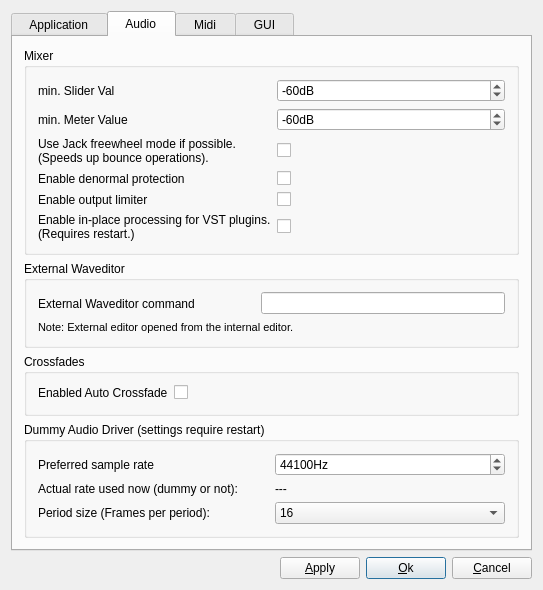
First picture: the form in oom/widgets/gensetbase.ui, repository ccherrett/oom, before the edit.
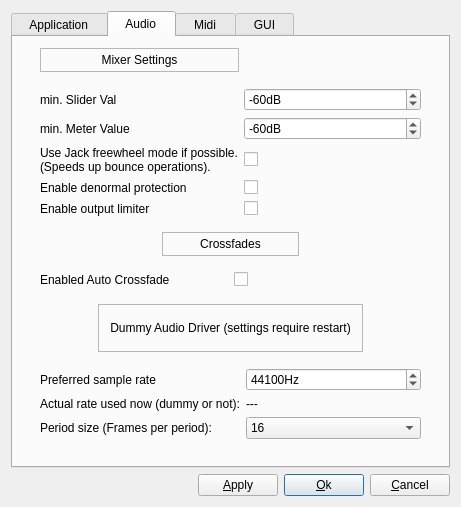
Second picture: the form after the edit. The open tabs and pages were chosen to show the change.

What changed in the file:
```diff
--- a/oom/widgets/gensetbase.ui
+++ b/oom/widgets/gensetbase.ui
@@ -6,20 +6,14 @@
    <rect>
     <x>0</x>
     <y>0</y>
-    <width>543</width>
-    <height>574</height>
+    <width>461</width>
+    <height>507</height>
    </rect>
   </property>
   <property name="windowTitle">
    <string>OOMidi: Global Settings</string>
   </property>
-  <layout class="QVBoxLayout">
-   <property name="spacing">
-    <number>6</number>
-   </property>
-   <property name="margin">
-    <number>11</number>
-   </property>
+  <layout class="QVBoxLayout" name="verticalLayout_4">
    <item>
     <widget class="QTabWidget" name="TabWidget2">
      <property name="sizePolicy">
@@ -244,15 +238,97 @@
       <attribute name="title">
        <string>  Audio  </string>
       </attribute>
-      <layout class="QGridLayout" name="gridLayout4">
-       <item row="0" column="0">
-        <widget class="QGroupBox" name="GroupBox4">
-         <property name="title">
-          <string>Mixer</string>
-         </property>
+      <layout class="QVBoxLayout" name="verticalLayout_9">
+       <property name="spacing">
+        <number>0</number>
+       </property>
+       <item>
+        <layout class="QHBoxLayout" name="horizontalLayout_5">
+         <property name="spacing">
+          <number>0</number>
+         </property>
+         <property name="topMargin">
+          <number>0</number>
+         </property>
+         <item>
+          <spacer name="horizontalSpacer_7">
+           <property name="orientation">
+            <enum>Qt::Horizontal</enum>
+           </property>
+           <property name="sizeType">
+            <enum>QSizePolicy::Fixed</enum>
+           </property>
+           <property name="sizeHint" stdset="0">
+            <size>
+             <width>16</width>
+             <height>20</height>
+            </size>
+           </property>
+          </spacer>
+         </item>
+         <item>
+          <widget class="QFrame" name="mixerLabelFrame">
+           <property name="sizePolicy">
+            <sizepolicy hsizetype="Expanding" vsizetype="Fixed">
+             <horstretch>0</horstretch>
+             <verstretch>0</verstretch>
+            </sizepolicy>
+           </property>
+           <property name="frameShape">
+            <enum>QFrame::StyledPanel</enum>
+           </property>
+           <property name="frameShadow">
+            <enum>QFrame::Raised</enum>
+           </property>
+           <layout class="QVBoxLayout" name="verticalLayout_10">
+            <property name="spacing">
+             <number>0</number>
+            </property>
+            <property name="leftMargin">
+             <number>0</number>
+            </property>
+            <property name="topMargin">
+             <number>4</number>
+            </property>
+            <property name="rightMargin">
+             <number>0</number>
+            </property>
+            <property name="bottomMargin">
+             <number>4</number>
+            </property>
+            <item>
+             <widget class="QLabel" name="mixerLabel">
+              <property name="text">
+               <string>Mixer Settings</string>
+              </property>
+              <property name="alignment">
+               <set>Qt::AlignCenter</set>
+              </property>
+             </widget>
+            </item>
+           </layout>
+          </widget>
+         </item>
+         <item>
+          <spacer name="horizontalSpacer_8">
+           <property name="orientation">
+            <enum>Qt::Horizontal</enum>
+           </property>
+           <property name="sizeHint" stdset="0">
+            <size>
+             <width>40</width>
+             <height>20</height>
+            </size>
+           </property>
+          </spacer>
+         </item>
+        </layout>
+       </item>
+       <item>
+        <widget class="QFrame" name="Frame4">
          <layout class="QGridLayout" name="gridLayout5">
           <property name="margin">
-           <number>11</number>
+           <number>16</number>
           </property>
           <property name="spacing">
            <number>6</number>
@@ -367,110 +443,181 @@
             </property>
            </widget>
           </item>
-          <item row="5" column="0">
-           <widget class="QLabel" name="vstInPlaceTextLabel">
-            <property name="text">
-             <string>Enable in-place processing for VST plugins.
-(Requires restart.)</string>
-            </property>
-            <property name="wordWrap">
-             <bool>false</bool>
-            </property>
-           </widget>
-          </item>
-          <item row="5" column="1">
-           <widget class="QCheckBox" name="vstInPlaceCheckBox">
-            <property name="whatsThis">
-             <string>Turn this off if VST Ladspa effect rack plugins do not work or feedback loudly, even if they are supposed to be in-place capable.</string>
-            </property>
-            <property name="text">
-             <string/>
-            </property>
-           </widget>
-          </item>
          </layout>
         </widget>
        </item>
-       <item row="1" column="0">
-        <widget class="QGroupBox" name="groupBox13">
-         <property name="title">
-          <string>External Waveditor</string>
-         </property>
-         <layout class="QGridLayout" name="gridLayout6">
-          <item row="0" column="0">
-           <layout class="QGridLayout" name="gridLayout7">
-            <item row="0" column="0">
-             <layout class="QHBoxLayout" name="gridLayout8">
               <item>
-               <widget class="QLabel" name="textLabel2_2">
-                <property name="sizePolicy">
-                 <sizepolicy hsizetype="Preferred" vsizetype="Preferred">
-                  <horstretch>1</horstretch>
-                  <verstretch>0</verstretch>
-                 </sizepolicy>
-                </property>
-                <property name="text">
-                 <string>External Waveditor command</string>
-                </property>
-                <property name="wordWrap">
-                 <bool>false</bool>
-                </property>
-               </widget>
-              </item>
+        <layout class="QHBoxLayout" name="horizontalLayout_6">
+         <property name="spacing">
+          <number>0</number>
+         </property>
+         <property name="topMargin">
+          <number>0</number>
+         </property>
               <item>
-               <spacer name="spacer13">
+          <spacer name="horizontalSpacer_9">
                 <property name="orientation">
                  <enum>Qt::Horizontal</enum>
                 </property>
-                <property name="sizeType">
-                 <enum>QSizePolicy::Expanding</enum>
-                </property>
                 <property name="sizeHint" stdset="0">
                  <size>
-                  <width>60</width>
-                  <height>23</height>
+             <width>40</width>
+             <height>20</height>
                  </size>
                 </property>
                </spacer>
               </item>
               <item>
-               <widget class="QLineEdit" name="externalWavEditorSelect">
+          <widget class="QFrame" name="crossfadeLabelFrame">
                 <property name="sizePolicy">
                  <sizepolicy hsizetype="Expanding" vsizetype="Fixed">
-                  <horstretch>2</horstretch>
+             <horstretch>0</horstretch>
                   <verstretch>0</verstretch>
                  </sizepolicy>
                 </property>
+           <property name="frameShape">
+            <enum>QFrame::StyledPanel</enum>
+           </property>
+           <property name="frameShadow">
+            <enum>QFrame::Raised</enum>
+           </property>
+           <layout class="QVBoxLayout" name="verticalLayout_11">
+            <property name="spacing">
+             <number>0</number>
+            </property>
+            <property name="leftMargin">
+             <number>0</number>
+            </property>
+            <property name="topMargin">
+             <number>4</number>
+            </property>
+            <property name="rightMargin">
+             <number>0</number>
+            </property>
+            <property name="bottomMargin">
+             <number>4</number>
+            </property>
+            <item>
+             <widget class="QLabel" name="crossfadeLabel">
+              <property name="text">
+               <string>Crossfades</string>
+              </property>
+              <property name="alignment">
+               <set>Qt::AlignCenter</set>
+              </property>
                </widget>
               </item>
              </layout>
-            </item>
-            <item row="1" column="0">
-             <widget class="QLabel" name="textLabel1_6">
-              <property name="font">
-               <font>
-                <pointsize>8</pointsize>
-               </font>
-              </property>
+          </widget>
+         </item>
+         <item>
+          <spacer name="horizontalSpacer_10">
+           <property name="orientation">
+            <enum>Qt::Horizontal</enum>
+           </property>
+           <property name="sizeHint" stdset="0">
+            <size>
+             <width>40</width>
+             <height>20</height>
+            </size>
+           </property>
+          </spacer>
+         </item>
+        </layout>
+       </item>
+       <item>
+        <widget class="QFrame" name="frame_2">
+         <layout class="QHBoxLayout" name="horizontalLayout_8">
+          <property name="margin">
+           <number>16</number>
+          </property>
+          <item>
+           <widget class="QLabel" name="label">
               <property name="text">
-               <string>Note: External editor opened from the internal editor.</string>
-              </property>
-              <property name="wordWrap">
-               <bool>false</bool>
+             <string>Enabled Auto Crossfade</string>
+            </property>
+           </widget>
+          </item>
+          <item>
+           <widget class="QCheckBox" name="m_chkAutofade">
+            <property name="text">
+             <string/>
               </property>
              </widget>
             </item>
            </layout>
-          </item>
-         </layout>
         </widget>
        </item>
-       <item row="3" column="0">
-        <widget class="QGroupBox" name="dummyAudioBussBox">
-         <property name="title">
+       <item>
+        <layout class="QHBoxLayout" name="horizontalLayout_7">
+         <property name="spacing">
+          <number>0</number>
+         </property>
+         <property name="topMargin">
+          <number>0</number>
+         </property>
+         <item>
+          <spacer name="horizontalSpacer_11">
+           <property name="orientation">
+            <enum>Qt::Horizontal</enum>
+           </property>
+           <property name="sizeHint" stdset="0">
+            <size>
+             <width>40</width>
+             <height>20</height>
+            </size>
+           </property>
+          </spacer>
+         </item>
+         <item>
+          <widget class="QFrame" name="dummyLabelFrame">
+           <property name="frameShape">
+            <enum>QFrame::StyledPanel</enum>
+           </property>
+           <property name="frameShadow">
+            <enum>QFrame::Raised</enum>
+           </property>
+           <layout class="QVBoxLayout" name="verticalLayout_12">
+            <property name="topMargin">
+             <number>4</number>
+            </property>
+            <property name="bottomMargin">
+             <number>4</number>
+            </property>
+            <item>
+             <widget class="QLabel" name="dummyLabel">
+              <property name="text">
           <string>Dummy Audio Driver (settings require restart)</string>
          </property>
+              <property name="alignment">
+               <set>Qt::AlignCenter</set>
+              </property>
+             </widget>
+            </item>
+           </layout>
+          </widget>
+         </item>
+         <item>
+          <spacer name="horizontalSpacer_12">
+           <property name="orientation">
+            <enum>Qt::Horizontal</enum>
+           </property>
+           <property name="sizeHint" stdset="0">
+            <size>
+             <width>40</width>
+             <height>20</height>
+            </size>
+           </property>
+          </spacer>
+         </item>
+        </layout>
+       </item>
+       <item>
+        <widget class="QFrame" name="dummyAudioBussBox">
          <layout class="QGridLayout" name="gridLayout9">
+          <property name="margin">
+           <number>16</number>
+          </property>
           <item row="0" column="0">
            <widget class="QLabel" name="dummyAudioRateLabel">
             <property name="text">
@@ -584,29 +731,6 @@
          </layout>
         </widget>
        </item>
-       <item row="2" column="0">
-        <widget class="QGroupBox" name="groupBox_2">
-         <property name="title">
-          <string>Crossfades</string>
-         </property>
-         <layout class="QFormLayout" name="formLayout">
-          <item row="0" column="0">
-           <widget class="QLabel" name="label">
-            <property name="text">
-             <string>Enabled Auto Crossfade</string>
-            </property>
-           </widget>
-          </item>
-          <item row="0" column="1">
-           <widget class="QCheckBox" name="m_chkAutofade">
-            <property name="text">
-             <string/>
-            </property>
-           </widget>
-          </item>
-         </layout>
-        </widget>
-       </item>
       </layout>
      </widget>
      <widget class="QWidget" name="tab2">
```
Left out of the diff: 670 changed lines with no effect on the pictures. Lines whose indentation alone changed are shown as unchanged.
